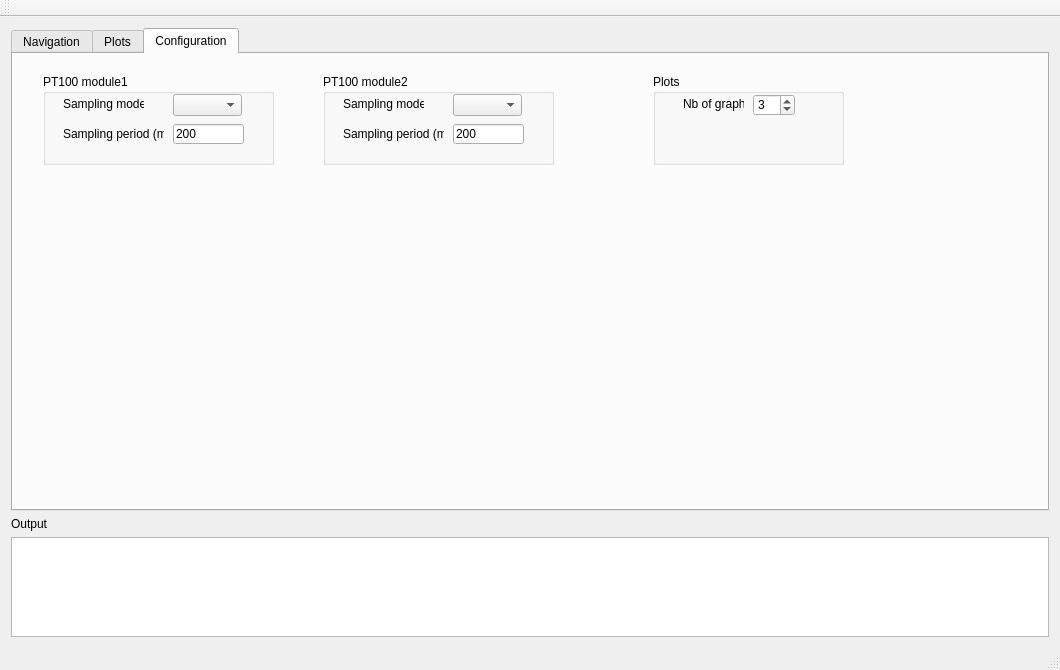
This is mainwindow.ui in debelyoo/catamaran-ui as Qt 5 draws it before an edit. The edited form follows.
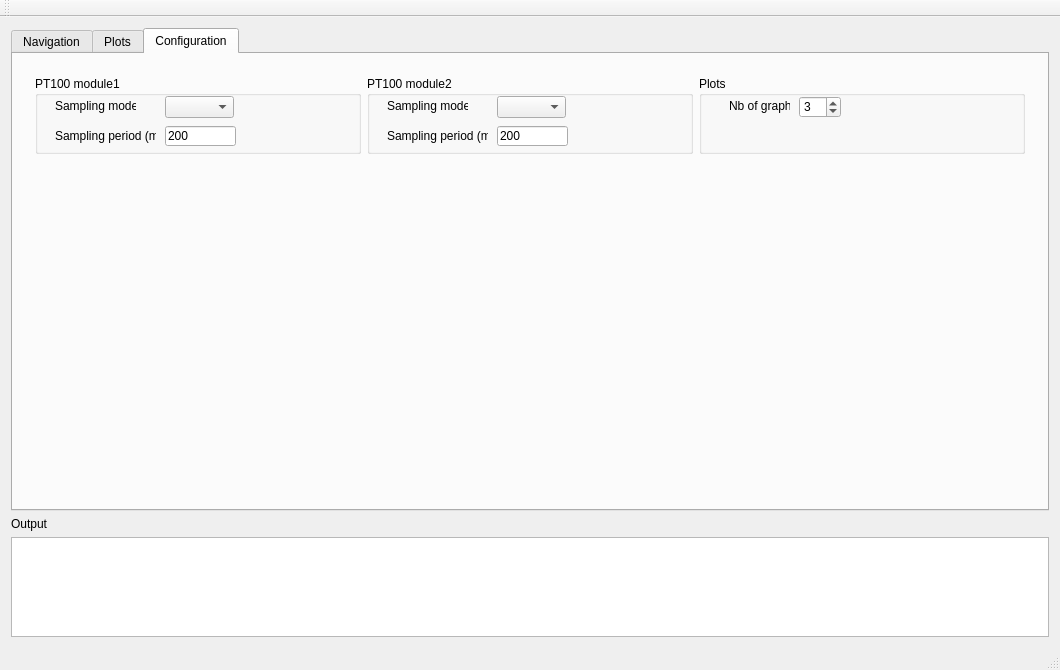
This is the edited form. Icons and pictures are not drawn.

What changed in the file:
```diff
--- a/mainwindow.ui
+++ b/mainwindow.ui
@@ -554,15 +554,24 @@
        <attribute name="title">
         <string>Configuration</string>
        </attribute>
+       <layout class="QVBoxLayout" name="verticalLayout_2">
+        <item>
+         <widget class="QWidget" name="widget" native="true">
+          <property name="sizePolicy">
+           <sizepolicy hsizetype="Expanding" vsizetype="Fixed">
+            <horstretch>0</horstretch>
+            <verstretch>0</verstretch>
+           </sizepolicy>
+          </property>
+          <property name="minimumSize">
+           <size>
+            <width>700</width>
+            <height>100</height>
+           </size>
+          </property>
+          <layout class="QHBoxLayout" name="horizontalLayout">
+           <item>
        <widget class="QGroupBox" name="groupBox">
-        <property name="geometry">
-         <rect>
-          <x>30</x>
-          <y>20</y>
-          <width>231</width>
-          <height>91</height>
-         </rect>
-        </property>
         <property name="title">
          <string>PT100 module1</string>
         </property>
@@ -615,16 +624,18 @@
           <string>200</string>
          </property>
         </widget>
-       </widget>
+             <zorder>pt100_module1_comboBox</zorder>
+             <zorder>label_18</zorder>
+             <zorder>label_19</zorder>
+             <zorder>lineEdit</zorder>
+             <zorder>widget</zorder>
+             <zorder>widget</zorder>
+             <zorder>groupBox_2</zorder>
+             <zorder>groupBox_2</zorder>
+            </widget>
+           </item>
+           <item>
        <widget class="QGroupBox" name="groupBox_2">
-        <property name="geometry">
-         <rect>
-          <x>310</x>
-          <y>20</y>
-          <width>231</width>
-          <height>91</height>
-         </rect>
-        </property>
         <property name="title">
          <string>PT100 module2</string>
         </property>
@@ -677,16 +688,16 @@
           <string>200</string>
          </property>
         </widget>
-       </widget>
+             <zorder>pt100_module2_comboBox</zorder>
+             <zorder>label_22</zorder>
+             <zorder>label_23</zorder>
+             <zorder>lineEdit_3</zorder>
+             <zorder>groupBox</zorder>
+             <zorder>groupBox</zorder>
+            </widget>
+           </item>
+           <item>
        <widget class="QGroupBox" name="groupBox_3">
-        <property name="geometry">
-         <rect>
-          <x>640</x>
-          <y>20</y>
-          <width>191</width>
-          <height>91</height>
-         </rect>
-        </property>
         <property name="title">
          <string>Plots</string>
         </property>
@@ -722,17 +733,22 @@
           <number>3</number>
          </property>
         </widget>
-       </widget>
-       <widget class="QWidget" name="addressesContainer" native="true">
-        <property name="geometry">
-         <rect>
-          <x>10</x>
-          <y>120</y>
-          <width>1021</width>
-          <height>331</height>
-         </rect>
-        </property>
-       </widget>
+             <zorder>label_17</zorder>
+             <zorder>graphNbSpinBox</zorder>
+             <zorder>label_18</zorder>
+            </widget>
+           </item>
+          </layout>
+          <zorder>groupBox</zorder>
+          <zorder>groupBox_3</zorder>
+          <zorder>groupBox_2</zorder>
+          <zorder>groupBox</zorder>
+         </widget>
+        </item>
+        <item>
+         <widget class="QWidget" name="addressesContainer" native="true"/>
+        </item>
+       </layout>
       </widget>
      </widget>
     </item>
```
Left out of the diff: 2 changed lines with no effect on the pictures. Lines whose indentation alone changed are shown as unchanged.
